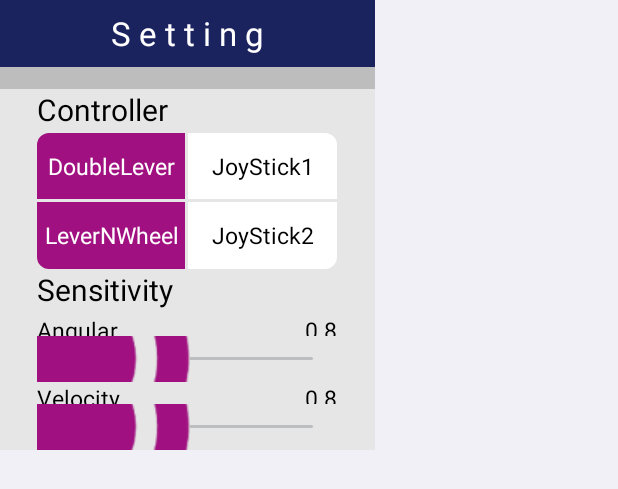
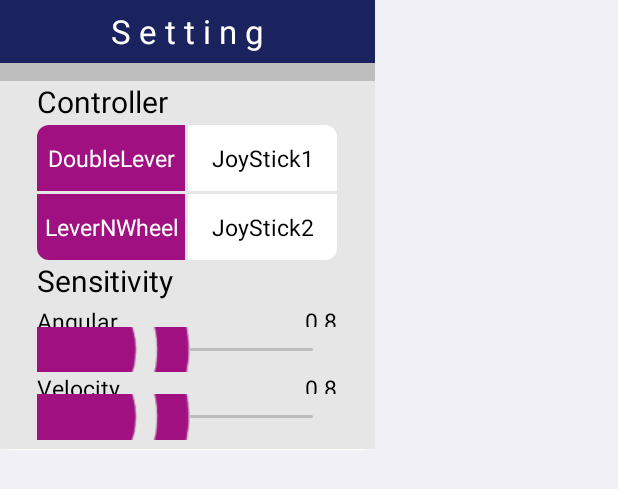
Before and after one commit to DoryeongPark/MobileController, an Android app: the layout useroption.xml on its own in the app's theme, with its tools: preview values and no code run, on a phone screen of 412 x 824 dp. Shown: the top 489 px of the screen. Run offline under Robolectric (Android 15) with nearby library versions, the phone set to English and light mode, and no system bars.

Commit message:
controller change

```diff
--- a/app/src/main/res/layout/useroption.xml
+++ b/app/src/main/res/layout/useroption.xml
@@ -2,36 +2,36 @@
 <LinearLayout xmlns:android="http://schemas.android.com/apk/res/android"
     android:layout_width="250dp"
     android:layout_height="300dp"
-    android:weightSum="10"
     android:background="@drawable/roundshape"
-    android:orientation="vertical">
+    android:orientation="vertical"
+    android:weightSum="10">
     <LinearLayout
         android:layout_width="match_parent"
         android:layout_height="0px"
-        android:layout_weight="1.5"
-        android:orientation="vertical"
-        android:background="#1b235f">
+        android:layout_weight="1.4"
+        android:background="#1b235f"
+        android:orientation="vertical">
         <TextView
             android:layout_width="match_parent"
             android:layout_height="match_parent"
             android:gravity="center"
+            android:text="S e t t i n g"
             android:textColor="#ffffff"
-            android:text="S e t t i n g"
             android:textSize="10pt"/>
     </LinearLayout>
     <View
         android:layout_width="match_parent"
         android:layout_height="0px"
-        android:layout_weight="0.5"
+        android:layout_weight="0.4"
         android:background="#bdbdbe"/>
     <LinearLayout
         android:layout_width="match_parent"
         android:layout_height="0px"
         android:layout_weight="4"
-        android:weightSum="1"
+        android:background="#e6e6e6"
         android:gravity="center"
-        android:background="#e6e6e6"
-        android:orientation="horizontal">
+        android:orientation="horizontal"
+        android:weightSum="1">
         <LinearLayout
             android:layout_width="0px"
             android:layout_height="match_parent"
@@ -41,8 +41,8 @@
                 android:layout_width="match_parent"
                 android:layout_height="0px"
                 android:layout_weight="1"
+                android:text="Controller"
                 android:textColor="#000000"
-                android:text="Controller"
                 android:textSize="9pt"/>
             <LinearLayout
                 android:layout_width="match_parent"
@@ -56,10 +56,10 @@
                     android:layout_height="match_parent"
                     android:layout_weight="1"
                     android:background="@drawable/lefttopviolet"
+                    android:gravity="center"
+                    android:text="DoubleLever"
                     android:textColor="#ffffff"
                     android:textSize="7pt"
-                    android:gravity="center"
-                    android:text="DoubleLever"
                     />
                 <View
                     android:layout_width="2dp"
@@ -70,10 +70,10 @@
                     android:layout_height="match_parent"
                     android:layout_weight="1"
                     android:background="@drawable/righttopwhite"
+                    android:gravity="center"
+                    android:text="JoyStick1"
                     android:textColor="#000000"
                     android:textSize="7pt"
-                    android:gravity="center"
-                    android:text="JoyStick1"
                     />
 
 
@@ -93,10 +93,10 @@
                     android:layout_height="match_parent"
                     android:layout_weight="1"
                     android:background="@drawable/leftbottomviolet"
+                    android:gravity="center"
+                    android:text="LeverNWheel"
                     android:textColor="#ffffff"
                     android:textSize="7pt"
-                    android:gravity="center"
-                    android:text="LeverNWheel"
                     />
                 <View
                     android:layout_width="2dp"
@@ -107,10 +107,10 @@
                     android:layout_height="match_parent"
                     android:layout_weight="1"
                     android:background="@drawable/rightbottomwhite"
+                    android:gravity="center"
+                    android:text="JoyStick2"
                     android:textColor="#000000"
-                    android:gravity="center"
                     android:textSize="7pt"
-                    android:text="JoyStick2"
                     />
 
 
@@ -121,10 +121,10 @@
         android:layout_width="match_parent"
         android:layout_height="0px"
         android:layout_weight="4"
-        android:weightSum="1"
+        android:background="#e6e6e6"
         android:gravity="center"
-        android:background="#e6e6e6"
-        android:orientation="horizontal">
+        android:orientation="horizontal"
+        android:weightSum="1">
         <LinearLayout
             android:layout_width="0px"
             android:layout_height="match_parent"
@@ -151,19 +151,19 @@
                         android:layout_width="0px"
                         android:layout_height="match_parent"
                         android:layout_weight="1"
+                        android:gravity="center_vertical|left"
+                        android:text="Angular"
                         android:textColor="#000000"
-                        android:textSize="7pt"
-                        android:gravity="center_vertical|left"
-                        android:text="Angular"/>
+                        android:textSize="7pt" />
                     <TextView
                         android:id="@+id/useropt_sst_angulartxt"
                         android:layout_width="0px"
                         android:layout_height="match_parent"
                         android:layout_weight="1"
+                        android:gravity="center_vertical|right"
+                        android:text="0.8"
                         android:textColor="#000000"
-                        android:textSize="7pt"
-                        android:gravity="center_vertical|right"
-                        android:text="0.8"/>
+                        android:textSize="7pt" />
                 </LinearLayout>
                 <SeekBar
                     android:id="@+id/useropt_sst_angularbar"
@@ -187,19 +187,19 @@
                         android:layout_width="0px"
                         android:layout_height="match_parent"
                         android:layout_weight="1"
+                        android:gravity="center_vertical|left"
+                        android:text="Velocity"
                         android:textColor="#000000"
-                        android:textSize="7pt"
-                        android:gravity="center_vertical|left"
-                        android:text="Velocity"/>
+                        android:textSize="7pt" />
                     <TextView
                         android:id="@+id/useropt_sst_veltxt"
                         android:layout_width="0px"
                         android:layout_height="match_parent"
                         android:layout_weight="1"
+                        android:gravity="center_vertical|right"
+                        android:text="0.8"
                         android:textColor="#000000"
-                        android:textSize="7pt"
-                        android:gravity="center_vertical|right"
-                        android:text="0.8"/>
+                        android:textSize="7pt" />
                 </LinearLayout>
                 <SeekBar
                     android:id="@+id/useropt_sst_velbar"
@@ -212,4 +212,10 @@
 
         </LinearLayout>
     </LinearLayout>
+
+    <View
+        android:layout_width="match_parent"
+        android:layout_height="0px"
+        android:layout_weight="0.2"
+        android:background="#e6e6e6"></View>
 </LinearLayout>
```
Also changed, not shown: app/src/main/java/com/wonikrobotics/mobilecontroller/AvailableRobotListAdapter.java (+12 -12 lines), app/src/main/java/com/wonikrobotics/mobilecontroller/RobotController.java (+60 -18 lines), app/src/main/java/com/wonikrobotics/mobilecontroller/RobotInformation.java (+39 -6 lines), app/src/main/java/com/wonikrobotics/mobilecontroller/SelectRobot.java (+8 -2 lines), app/src/main/java/com/wonikrobotics/mobilecontroller/UserOptionDialog.java (+136 -88 lines), app/src/main/java/com/wonikrobotics/mobilecontroller/database/DataBases.java (+4 -11 lines), app/src/main/java/com/wonikrobotics/mobilecontroller/database/DbOpenHelper.java (+43 -37 lines), app/src/main/java/com/wonikrobotics/ros/CustomRosActivity.java (+101 -59 lines).
